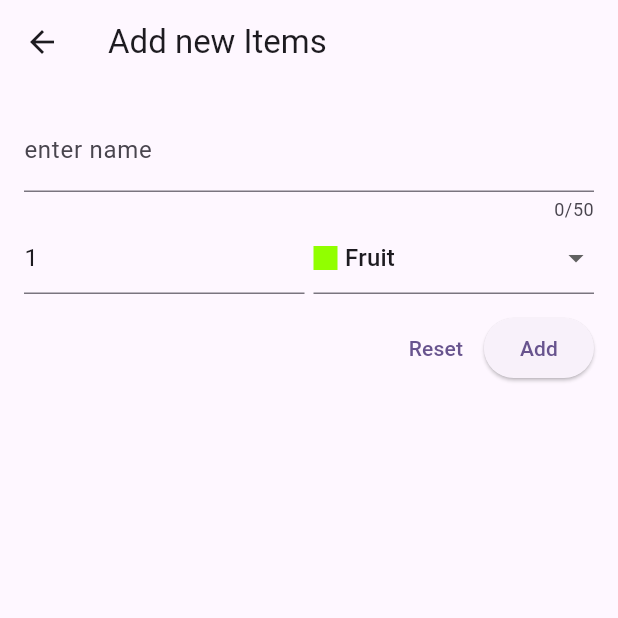
After one commit to taufiqelahi/udemy_flutter_section-11, a Flutter app: the screen it shows after launch, after a tap on the "add" icon, on a phone screen of 412 x 824 dp, the top half of it. The commit adds this screen. Run offline on Flutter 3.47's test engine with Material 3 defaults, Android fonts, the phone set to English and light mode, and no system bars.

Commit message:
added items using from filed and show in screen

```diff
--- a/lib/screen/grocery_item_screen.dart
+++ b/lib/screen/grocery_item_screen.dart
@@ -1,28 +1,49 @@
 import 'package:flutter/material.dart';
 import 'package:udemy_flutter_section11/data/dummy_items.dart';
+import 'package:udemy_flutter_section11/model/grocery_item.dart';
+import 'package:udemy_flutter_section11/screen/new_item_screen.dart';
 
-class GroceryItemScreen extends StatelessWidget {
+class GroceryItemScreen extends StatefulWidget {
   const GroceryItemScreen({super.key});
 
+  @override
+  State<GroceryItemScreen> createState() => _GroceryItemScreenState();
+}
+
+class _GroceryItemScreenState extends State<GroceryItemScreen> {
+  List<GroceryItem>categoryItems=[];
   @override
   Widget build(BuildContext context) {
     return Scaffold(
       appBar: AppBar(
         title: Text('Grocery Item'),
-
+        actions: [
+          IconButton(
+              onPressed: () async {
+                final newItems= await Navigator.push<GroceryItem>(context,
+                    MaterialPageRoute(builder: (context) => NewItemScreen()));
+               setState(() {
+                 categoryItems.add(newItems!);
+               });
+              },
+              icon: Icon(Icons.add))
+        ],
       ),
-      body: ListView.builder(itemCount: groceryItems.length, itemBuilder: (BuildContext context, int index) {
-        final items=groceryItems[index];
+      body: ListView.builder(
+        itemCount:categoryItems.isEmpty? groceryItems.length:categoryItems.length,
+        itemBuilder: (BuildContext context, int index) {
+          final items = categoryItems.isEmpty?groceryItems[index]:categoryItems[index];
           return ListTile(
-          title:Text( items.name),
+            title: Text(items.name),
             trailing: Text('${items.quantity}'),
             leading: Container(
               height: 20,
               width: 20,
-            color:items.categories.color ,
+              color: items.categories.color,
             ),
           );
-      },),
+        },
+      ),
     );
   }
 }
--- /dev/null
+++ b/lib/screen/new_item_screen.dart
@@ -0,0 +1,135 @@
+import 'package:flutter/cupertino.dart';
+import 'package:flutter/material.dart';
+import 'package:udemy_flutter_section11/data/categories.dart';
+import 'package:udemy_flutter_section11/model/grocery_item.dart';
+
+class NewItemScreen extends StatefulWidget {
+  const NewItemScreen({super.key});
+
+  @override
+  State<NewItemScreen> createState() => _NewItemScreenState();
+}
+
+class _NewItemScreenState extends State<NewItemScreen> {
+  final _fromKey = GlobalKey<FormState>();
+  var _enterName = '';
+  var _qunatity = 1;
+  var _selectedCategory = categories[Items.fruit];
+  @override
+  Widget build(BuildContext context) {
+    return Scaffold(
+      appBar: AppBar(
+        title: Text('Add new Items'),
+      ),
+      body: Padding(
+        padding: EdgeInsets.all(16),
+        child: Form(
+          key: _fromKey,
+          child: Column(
+            children: [
+              TextFormField(
+                maxLength: 50,
+                validator: (value) {
+                  if (value == null ||
+                      value.isEmpty ||
+                      value.trim().length <= 1 ||
+                      value.trim().length >= 50) {
+                    return 'Must be 1 to 50 character!';
+                  }
+                  return null;
+                },
+                onSaved: (b) {
+                  _enterName = b!;
+                },
+                decoration: InputDecoration(
+                  label: Text('enter name'),
+                ),
+              ),
+              Row(
+                crossAxisAlignment: CrossAxisAlignment.end,
+                children: [
+                  Expanded(
+                    child: TextFormField(
+                      keyboardType: TextInputType.number,
+                      initialValue: _qunatity.toString(),
+                      onSaved: (b) {
+                        _qunatity = int.parse(b!);
+                      },
+                      decoration: InputDecoration(),
+                      validator: (value) {
+                        if (value == null ||
+                            value.isEmpty ||
+                            int.tryParse(value) == null ||
+                            int.tryParse(value)! <= 0) {
+                          return 'not valid';
+                        }
+                        return null;
+                      },
+                    ),
+                  ),
+                  SizedBox(
+                    width: 6,
+                  ),
+                  Expanded(
+                      child: DropdownButtonFormField(
+                    value: _selectedCategory,
+                    items: [
+                      for (final item in categories.entries)
+                        DropdownMenuItem(
+                            value: item.value,
+                            child: Row(
+                              children: [
+                                Container(
+                                  height: 16,
+                                  width: 16,
+                                  color: item.value.color,
+                                ),
+                                SizedBox(
+                                  width: 5,
+                                ),
+                                Text(item.value.categories)
+                              ],
+                            ))
+                    ],
+                    onChanged: (value) {
+                      setState(() {
+                        _selectedCategory = value;
+                      });
+                    },
+                  ))
+                ],
+              ),
+              SizedBox(
+                height: 12,
+              ),
+              Row(
+                mainAxisAlignment: MainAxisAlignment.end,
+                children: [
+                  TextButton(
+                      onPressed: () {
+                        _fromKey.currentState!.reset();
+                      },
+                      child: Text('Reset')),
+                  ElevatedButton(
+                      onPressed: () {
+                        if (_fromKey.currentState!.validate()) {
+                          _fromKey.currentState!.save();
+                          print(_enterName);
+                          print(_qunatity);
+                        }
+                        Navigator.of(context).pop(GroceryItem(
+                            id: DateTime.now().toIso8601String(),
+                            name: _enterName,
+                            quantity: _qunatity,
+                            categories: _selectedCategory!));
+                      },
+                      child: Text('Add'))
+                ],
+              )
+            ],
+          ),
+        ),
+      ),
+    );
+  }
+}
```
Lines whose indentation alone changed are shown as unchanged.
